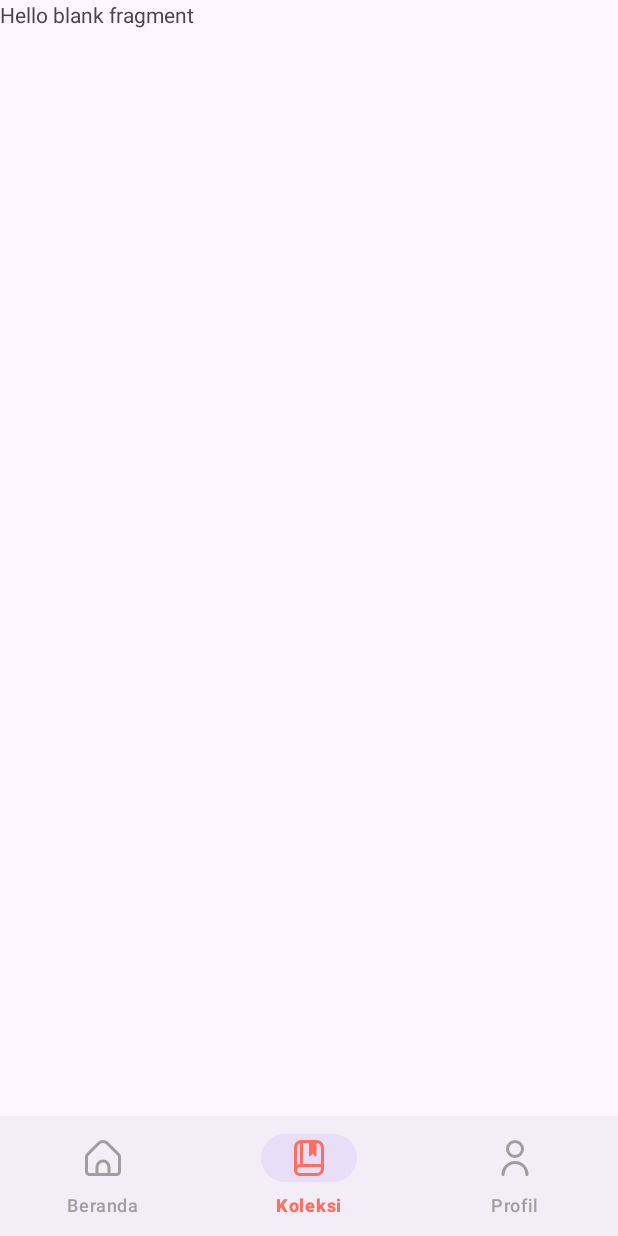
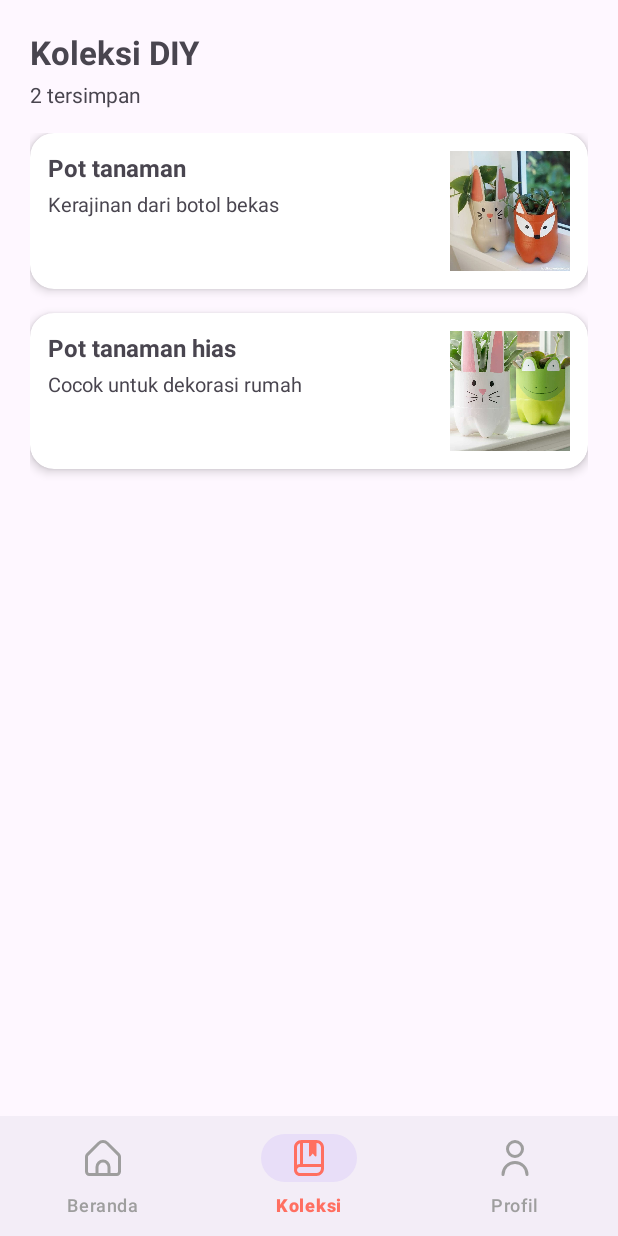
Before and after one commit to ridwanafriza/Kel-5, an Android app: the KoleksiFragment screen opened through its navigation route, on a phone screen of 412 x 824 dp. Run offline under Robolectric (Android 15) with nearby library versions, the phone set to English and light mode, and no system bars; our stand-ins replace navigation-ui.

Commit message:
koleksi_tarin

```diff
--- /dev/null
+++ b/app/src/main/java/com/id/myresep/navigation/Koleksi.kt
@@ -0,0 +1,7 @@
+package com.id.myresep.navigation
+
+data class Koleksi(
+    val judul: String,
+    val caption: String,
+    val gambar: Int
+)
--- /dev/null
+++ b/app/src/main/java/com/id/myresep/navigation/KoleksiAdapter.kt
@@ -0,0 +1,44 @@
+package com.id.myresep.navigation
+
+import android.view.LayoutInflater
+import android.view.View
+import android.view.ViewGroup
+import android.widget.ImageView
+import android.widget.TextView
+import androidx.recyclerview.widget.RecyclerView
+import com.id.myresep.R
+
+class KoleksiAdapter (
+    val listKoleksi: List<Koleksi>
+) : RecyclerView.Adapter<KoleksiAdapter.KoleksiViewHolder>() {
+
+    override fun onCreateViewHolder(
+        parent: ViewGroup,
+        viewType: Int
+    ): KoleksiViewHolder {
+
+        val layout = LayoutInflater.from(parent.context)
+            .inflate(R.layout.item_koleksi, parent, false)
+
+        return KoleksiViewHolder(layout)
+    }
+
+    override fun onBindViewHolder(
+        holder: KoleksiViewHolder,
+        position: Int
+    ) {
+        val koleksi: Koleksi = listKoleksi[position]
+
+        holder.textViewJudul.text = koleksi.judul
+        holder.textViewCaption.text = koleksi.caption
+        holder.imageKerajinan.setImageResource(koleksi.gambar)
+    }
+
+    override fun getItemCount(): Int = listKoleksi.size
+
+    class KoleksiViewHolder(val row: View) : RecyclerView.ViewHolder(row) {
+        val textViewJudul: TextView = row.findViewById(R.id.txtJudul)
+        val textViewCaption: TextView = row.findViewById(R.id.txtCaption)
+        val imageKerajinan: ImageView = row.findViewById(R.id.imgKerajinan)
+    }
+}
--- a/app/src/main/java/com/id/myresep/navigation/KoleksiFragment.kt
+++ b/app/src/main/java/com/id/myresep/navigation/KoleksiFragment.kt
@@ -1,60 +1,50 @@
 package com.id.myresep.navigation
 
+import android.content.Intent
 import android.os.Bundle
 import androidx.fragment.app.Fragment
-import android.view.LayoutInflater
 import android.view.View
-import android.view.ViewGroup
+import android.widget.TextView
+import androidx.recyclerview.widget.LinearLayoutManager
+import androidx.recyclerview.widget.RecyclerView
 import com.id.myresep.R
+import com.id.myresep.Starina.DetailKerajinanActivity
+import com.id.myresep.navigation.Koleksi
+import com.id.myresep.navigation.KoleksiAdapter
 
-// TODO: Rename parameter arguments, choose names that match
-// the fragment initialization parameters, e.g. ARG_ITEM_NUMBER
-private const val ARG_PARAM1 = "param1"
-private const val ARG_PARAM2 = "param2"
+class KoleksiFragment : Fragment(R.layout.fragment_koleksi) {
 
-/**
- * A simple [Fragment] subclass.
- * Use the [KoleksiFragment.newInstance] factory method to
- * create an instance of this fragment.
- */
-class KoleksiFragment : Fragment() {
-    // TODO: Rename and change types of parameters
-    private var param1: String? = null
-    private var param2: String? = null
+    override fun onViewCreated(view: View, savedInstanceState: Bundle?) {
+        super.onViewCreated(view, savedInstanceState)
 
-    override fun onCreate(savedInstanceState: Bundle?) {
-        super.onCreate(savedInstanceState)
-        arguments?.let {
-            param1 = it.getString(ARG_PARAM1)
-            param2 = it.getString(ARG_PARAM2)
+        // Ambil view dari layout
+        val rvKoleksi = view.findViewById<RecyclerView>(R.id.rvKoleksi)
+        val txtJumlah = view.findViewById<TextView>(R.id.txtJumlah)
+
+        // RecyclerView setup
+        rvKoleksi.layoutManager = LinearLayoutManager(requireContext())
+
+        // DATA DUMMY (sementara)
+        val koleksiList = listOf(
+            Koleksi(
+                "Pot tanaman",
+                "Kerajinan dari botol bekas",
+                R.drawable.pot
+            ),
+            Koleksi(
+                "Pot tanaman hias",
+                "Cocok untuk dekorasi rumah",
+                R.drawable.pot2
+            )
+        )
+
+        txtJumlah.text = "${koleksiList.size} tersimpan"
+
+        rvKoleksi.adapter = KoleksiAdapter(koleksiList)
+
+        // (OPSIONAL) Klik item → ke detail
+        rvKoleksi.adapter = KoleksiAdapter(koleksiList).apply {
+            // Kalau nanti mau klik item, logic-nya ditaruh di adapter
         }
     }
-
-    override fun onCreateView(
-        inflater: LayoutInflater, container: ViewGroup?,
-        savedInstanceState: Bundle?
-    ): View? {
-        // Inflate the layout for this fragment
-        return inflater.inflate(R.layout.fragment_koleksi, container, false)
-    }
-
-    companion object {
-        /**
-         * Use this factory method to create a new instance of
-         * this fragment using the provided parameters.
-         *
-         * @param param1 Parameter 1.
-         * @param param2 Parameter 2.
-         * @return A new instance of fragment KoleksiFragment.
-         */
-        // TODO: Rename and change types and number of parameters
-        @JvmStatic
-        fun newInstance(param1: String, param2: String) =
-            KoleksiFragment().apply {
-                arguments = Bundle().apply {
-                    putString(ARG_PARAM1, param1)
-                    putString(ARG_PARAM2, param2)
-                }
-            }
-    }
 }
--- a/app/src/main/res/layout/fragment_koleksi.xml
+++ b/app/src/main/res/layout/fragment_koleksi.xml
@@ -1,14 +1,31 @@
 <?xml version="1.0" encoding="utf-8"?>
-<FrameLayout xmlns:android="http://schemas.android.com/apk/res/android"
-    xmlns:tools="http://schemas.android.com/tools"
+<LinearLayout
+    xmlns:android="http://schemas.android.com/apk/res/android"
     android:layout_width="match_parent"
     android:layout_height="match_parent"
-    tools:context=".navigation.KoleksiFragment">
+    android:orientation="vertical"
+    android:padding="20dp">
 
-    <!-- TODO: Update blank fragment layout -->
+    <!-- Judul -->
     <TextView
+        android:layout_width="wrap_content"
+        android:layout_height="wrap_content"
+        android:text="Koleksi DIY"
+        android:textSize="22sp"
+        android:textStyle="bold"/>
+
+    <!-- Jumlah tersimpan -->
+    <TextView
+        android:id="@+id/txtJumlah"
+        android:layout_width="wrap_content"
+        android:layout_height="wrap_content"
+        android:text="0 tersimpan"
+        android:layout_marginTop="4dp"
+        android:layout_marginBottom="16dp"/>
+
+    <!-- RecyclerView -->
+    <androidx.recyclerview.widget.RecyclerView
+        android:id="@+id/rvKoleksi"
         android:layout_width="match_parent"
-        android:layout_height="match_parent"
-        android:text="@string/hello_blank_fragment" />
-
-</FrameLayout>
+        android:layout_height="match_parent"/>
+</LinearLayout>
--- /dev/null
+++ b/app/src/main/res/layout/item_koleksi.xml
@@ -0,0 +1,46 @@
+<?xml version="1.0" encoding="utf-8"?>
+<androidx.cardview.widget.CardView
+    xmlns:android="http://schemas.android.com/apk/res/android"
+    xmlns:app="http://schemas.android.com/apk/res-auto"
+    android:layout_width="match_parent"
+    android:layout_height="wrap_content"
+    android:layout_marginBottom="16dp"
+    app:cardCornerRadius="16dp"
+    app:cardElevation="4dp">
+
+    <LinearLayout
+        android:layout_width="match_parent"
+        android:layout_height="wrap_content"
+        android:orientation="horizontal"
+        android:padding="12dp">
+
+        <!-- Text -->
+        <LinearLayout
+            android:layout_width="0dp"
+            android:layout_height="wrap_content"
+            android:layout_weight="1"
+            android:orientation="vertical">
+
+            <TextView
+                android:id="@+id/txtJudul"
+                android:layout_width="wrap_content"
+                android:layout_height="wrap_content"
+                android:textStyle="bold"
+                android:textSize="16sp"/>
+
+            <TextView
+                android:id="@+id/txtCaption"
+                android:layout_width="wrap_content"
+                android:layout_height="wrap_content"
+                android:textSize="13sp"
+                android:layout_marginTop="4dp"/>
+        </LinearLayout>
+
+        <!-- Gambar -->
+        <ImageView
+            android:id="@+id/imgKerajinan"
+            android:layout_width="80dp"
+            android:layout_height="80dp"
+            android:scaleType="centerCrop"/>
+    </LinearLayout>
+</androidx.cardview.widget.CardView>
```
